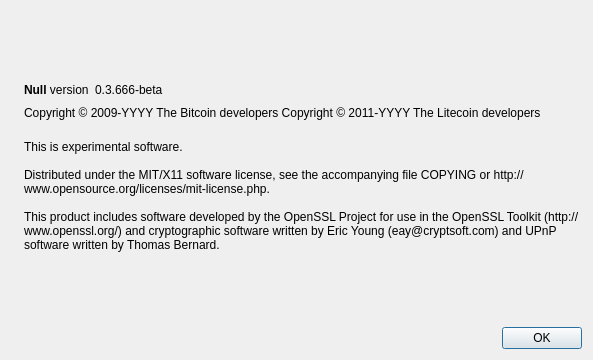
null-project/null, file src/qt/forms/aboutdialog.ui: the form before one commit.
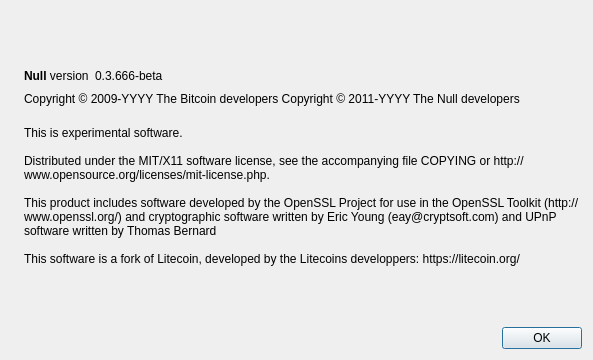
The form after the commit. Icons and pictures are not drawn.

```diff
--- a/src/qt/forms/aboutdialog.ui
+++ b/src/qt/forms/aboutdialog.ui
@@ -92,7 +92,7 @@
        </property>
        <property name="text">
         <string notr="true">Copyright &amp;copy; 2009-YYYY The Bitcoin developers
-Copyright &amp;copy; 2011-YYYY The Litecoin developers</string>
+Copyright &amp;copy; 2011-YYYY The Null developers</string>
        </property>
        <property name="textFormat">
         <enum>Qt::RichText</enum>
@@ -113,8 +113,10 @@
 
 Distributed under the MIT/X11 software license, see the accompanying file COPYING or http://www.opensource.org/licenses/mit-license.php.
 
-This product includes software developed by the OpenSSL Project for use in the OpenSSL Toolkit (http://www.openssl.org/) and cryptographic software written by Eric Young (eay@cryptsoft.com) and UPnP software written by Thomas Bernard.</string>
-       </property>
+This product includes software developed by the OpenSSL Project for use in the OpenSSL Toolkit (http://www.openssl.org/) and cryptographic software written by Eric Young (eay@cryptsoft.com) and UPnP software written by Thomas Bernard
+
+This software is a fork of Litecoin, developed by the Litecoins developpers: https://litecoin.org/</string>
+      </property> 
        <property name="wordWrap">
         <bool>true</bool>
        </property>
```
